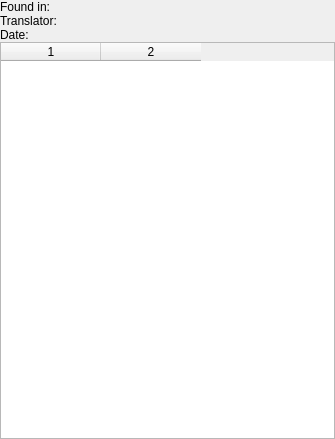
cc-archive/pootle, file pootling/ui/TableTM.ui: the form before one commit.
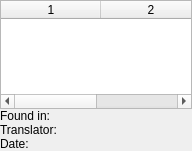
The form after the commit.

Commit message: The three fields on top(Found in, Translator and Date) should go below the table coz they are details of one table row. Follow the same design rule as in the whole app: the overview on top, the details below.

```diff
--- a/pootling/ui/TableTM.ui
+++ b/pootling/ui/TableTM.ui
@@ -5,21 +5,21 @@
    <rect>
     <x>0</x>
     <y>0</y>
-    <width>335</width>
-    <height>439</height>
+    <width>192</width>
+    <height>151</height>
    </rect>
   </property>
   <property name="sizePolicy" >
    <sizepolicy>
-    <hsizetype>3</hsizetype>
-    <vsizetype>3</vsizetype>
+    <hsizetype>13</hsizetype>
+    <vsizetype>13</vsizetype>
     <horstretch>0</horstretch>
     <verstretch>0</verstretch>
    </sizepolicy>
   </property>
   <property name="minimumSize" >
    <size>
-    <width>150</width>
+    <width>100</width>
     <height>50</height>
    </size>
   </property>
@@ -33,7 +33,7 @@
    <property name="spacing" >
     <number>0</number>
    </property>
-   <item row="3" column="0" colspan="3" >
+   <item row="0" column="0" colspan="2" >
     <widget class="QTableWidget" name="tblTM" >
      <property name="rowCount" >
       <number>0</number>
@@ -45,30 +45,24 @@
      <column/>
     </widget>
    </item>
-   <item rowspan="2" row="1" column="2" >
-    <spacer>
-     <property name="orientation" >
-      <enum>Qt::Horizontal</enum>
-     </property>
-     <property name="sizeHint" >
-      <size>
-       <width>40</width>
-       <height>20</height>
-      </size>
-     </property>
-    </spacer>
-   </item>
-   <item row="1" column="1" >
-    <widget class="QLabel" name="lblTranslator" >
-     <property name="frameShape" >
-      <enum>QFrame::NoFrame</enum>
-     </property>
-     <property name="text" >
-      <string/>
-     </property>
-    </widget>
-   </item>
    <item row="2" column="1" >
+    <widget class="QLabel" name="lblTranslator" >
+     <property name="frameShape" >
+      <enum>QFrame::NoFrame</enum>
+     </property>
+     <property name="text" >
+      <string/>
+     </property>
+    </widget>
+   </item>
+   <item row="2" column="0" >
+    <widget class="QLabel" name="label_3" >
+     <property name="text" >
+      <string>Translator:</string>
+     </property>
+    </widget>
+   </item>
+   <item row="4" column="1" >
     <widget class="QLabel" name="lblDate" >
      <property name="frameShape" >
       <enum>QFrame::NoFrame</enum>
@@ -78,7 +72,7 @@
      </property>
     </widget>
    </item>
-   <item row="0" column="1" >
+   <item row="1" column="1" >
     <widget class="QLabel" name="lblPath" >
      <property name="windowModality" >
       <enum>Qt::NonModal</enum>
@@ -97,27 +91,20 @@
      </property>
     </widget>
    </item>
-   <item row="0" column="0" >
-    <widget class="QLabel" name="label" >
-     <property name="text" >
-      <string>Found in:</string>
-     </property>
-    </widget>
-   </item>
-   <item row="1" column="0" >
-    <widget class="QLabel" name="label_3" >
-     <property name="text" >
-      <string>Translator:</string>
-     </property>
-    </widget>
-   </item>
-   <item row="2" column="0" >
+   <item rowspan="2" row="3" column="0" >
     <widget class="QLabel" name="label_4" >
      <property name="text" >
       <string>Date:</string>
      </property>
     </widget>
    </item>
+   <item row="1" column="0" >
+    <widget class="QLabel" name="label" >
+     <property name="text" >
+      <string>Found in:</string>
+     </property>
+    </widget>
+   </item>
   </layout>
  </widget>
  <resources/>
```
Left out of the diff: 3 changed lines with no effect on the pictures. The commit also changes 1 other file.
